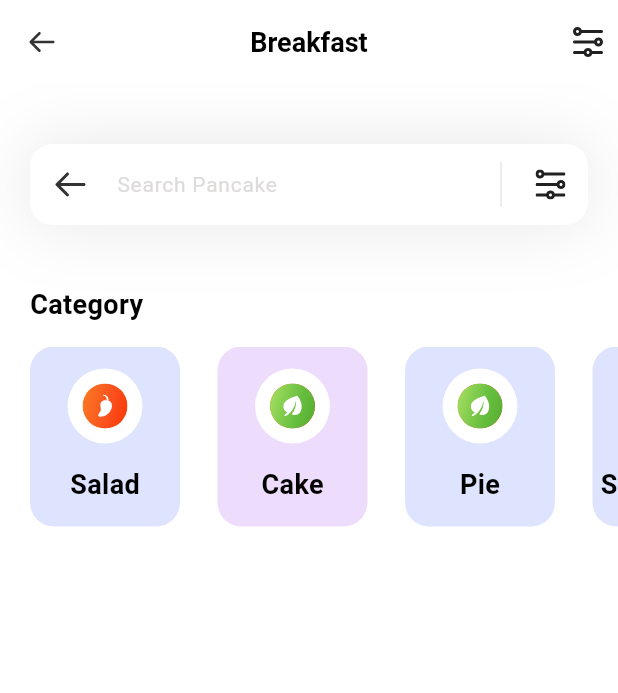
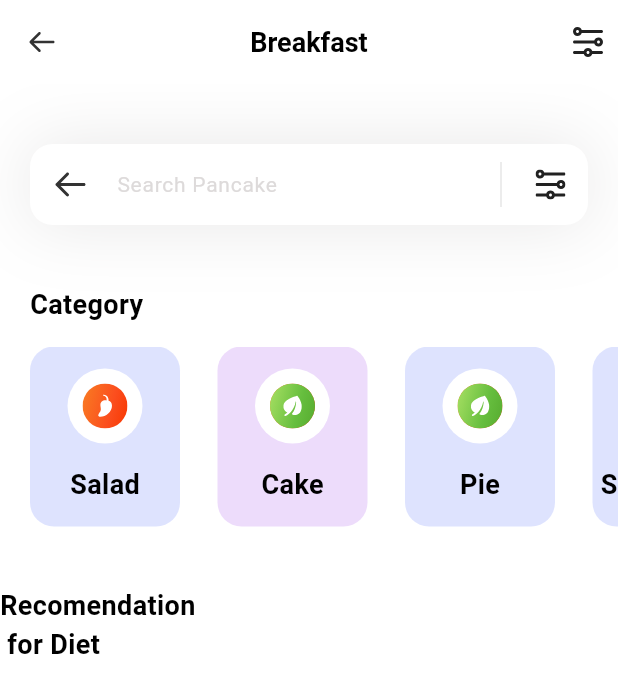
Before and after one commit to Avdors/fitness, a Flutter app: the screen it shows after launch, on a phone screen of 412 x 824 dp. Shown: the top 693 px of the screen. Run offline on Flutter 3.47's test engine with Material 3 defaults, Android fonts, the phone set to English and light mode, and no system bars; our stand-ins replace flutter_svg; Roboto replaces fonts that are missing (poppins).

Commit message:
add_diet_model

```diff
--- a/lib/models/diet_model.dart
+++ b/lib/models/diet_model.dart
@@ -1,8 +1,44 @@
 import 'package:flutter/material.dart';
 
 class DietModel {
-  String? id;
   String? name;
-  String? description;
-  String? image;
+  String? iconPath;
+  String? level;
+  String? duration;
+  String? calories;
+  bool? viewIsSelected;
+
+  DietModel({
+    required this.name,
+    required this.iconPath,
+    required this.level,
+    required this.duration,
+    required this.calories,
+    required this.viewIsSelected,
+  });
+
+  static List<DietModel> getDiets() {
+    List<DietModel> diets = [];
+
+    diets.add(DietModel(
+      name: "Honey pancakes",
+      iconPath: "assets/icon/category.svg",
+      level: "Easy",
+      duration: "30 mins",
+      calories: "180 kcal",
+      viewIsSelected: true,
+    ));
+
+    diets.add(DietModel(
+      name: "Canie bread",
+      iconPath: "assets/icon/category.svg",
+      level: "Easy",
+      duration: "20 mins",
+      calories: "230 kcal",
+      viewIsSelected: false,
+    ));
+
+    return diets;
+  }
+
 }
--- a/lib/pages/home.dart
+++ b/lib/pages/home.dart
@@ -1,4 +1,5 @@
 import 'package:fitness/models/category_model.dart';
+import 'package:fitness/models/diet_model.dart';
 import 'package:flutter/material.dart';
 import 'package:flutter_svg/flutter_svg.dart';
 
@@ -13,19 +14,29 @@ class HomePage extends StatefulWidget {
 class _HomePageState extends State<HomePage> {
   List<CategoryModel> categories = [];
  // назначаем переменную для хранения списка категорий
+ List<DietModel> diets = []; // назначаем переменную для хранения списка диет
   void _getCategories() {
     categories = CategoryModel.getCategories(); // вызываем метод getCategories из модели CategoryModel
+  }
+
+  void _getDiets() {
+    diets = DietModel.getDiets(); // вызываем метод getCategories из модели CategoryModel
+  }
+
+  void _getInitialInfo(){
+    _getCategories(); // вызываем метод getCategories для получения списка категорий
+    _getDiets(); // вызываем метод getDiets для получения списка диет
   }
 
   @override
   void initState() {
 
-    _getCategories(); // вызываем метод getCategories при инициализации состояния
+    _getInitialInfo(); // вызываем метод getCategories при инициализации состояния
   }
 
   @override
   Widget build(BuildContext context) {
-    _getCategories(); // обновляем список категорий при каждом построении виджета
+    _getInitialInfo(); // обновляем список категорий при каждом построении виджета и список диет
     return Scaffold(
       appBar: appBar(), // используем метод appBar для создания AppBar
       backgroundColor: Colors.white, // цвет фона страницы в каркассе
@@ -34,7 +45,20 @@ class _HomePageState extends State<HomePage> {
         children: [  // основной контент страницы
         _searchField(),
         SizedBox(height: 40), // отступ между полем поиска и заголовком
-        _categorySection(categories: categories)
+        _categorySection(categories: categories), // секция с категориями
+        SizedBox(height: 40,),
+        Column(
+          children: [
+            Text(
+              'Recomendation \n for Diet',
+              style: TextStyle(
+              color: Colors.black, // цвет текста
+              fontSize: 18, // размер шрифта
+              fontWeight: FontWeight.w600, // полужирный шрифт
+            )
+            )
+          ],
+        )
       ],),
     );
   }
```
